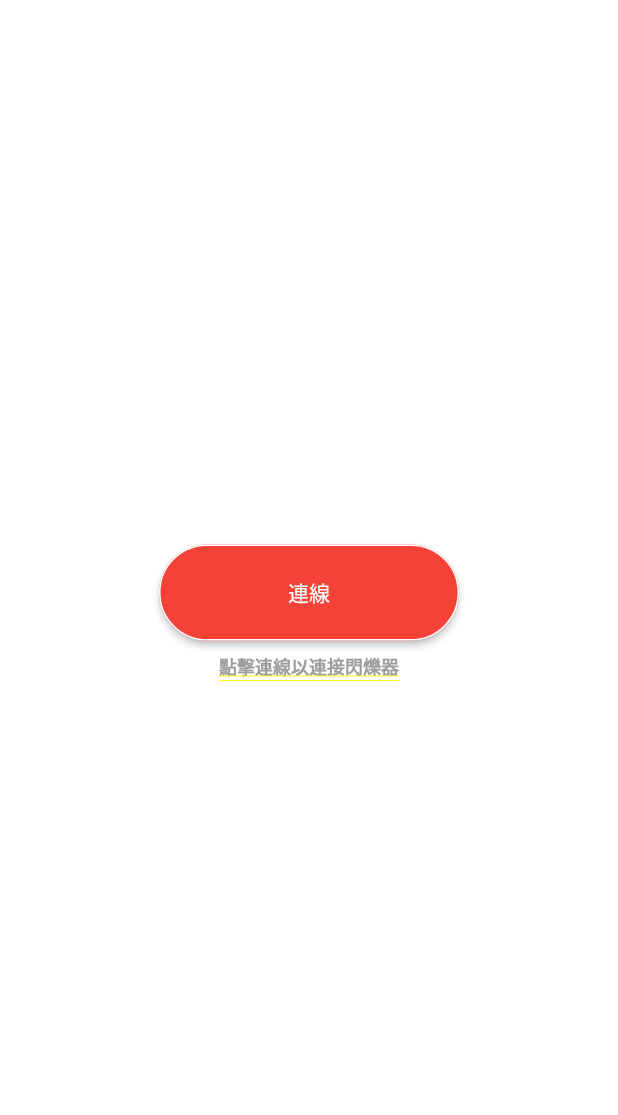
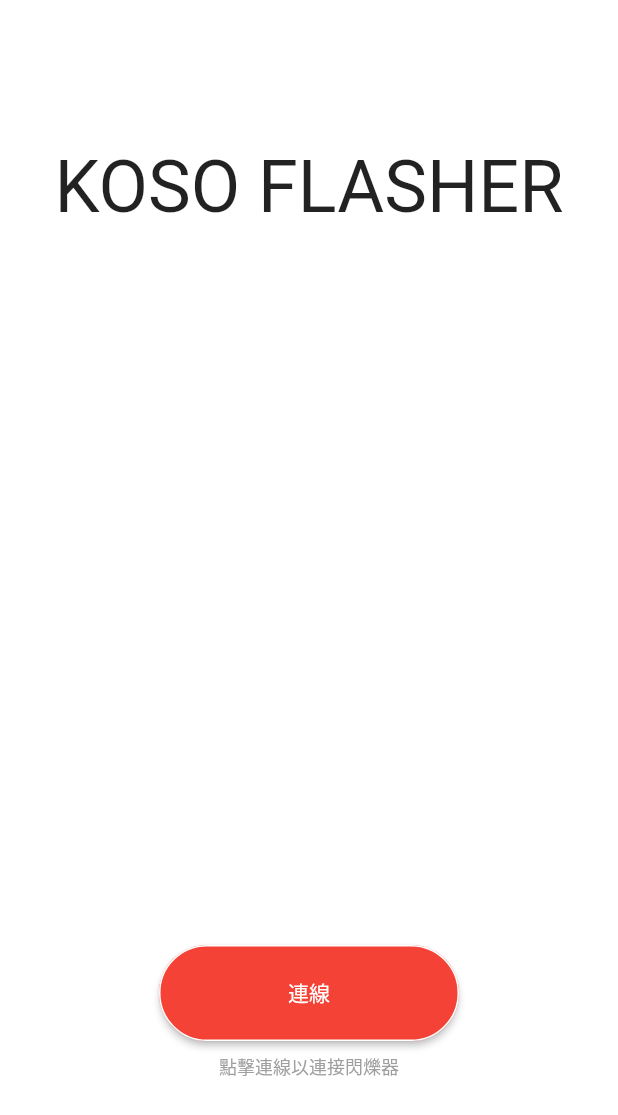
Before and after one commit to xunqun/flutter_arduino_wifi_udp, a Flutter app: the screen it shows after launch, on a phone screen of 412 x 824 dp. Shown: the top 1115 px of the screen. Run offline on Flutter 3.47's test engine with Material 2 defaults, Android fonts, the phone set to English and light mode, and no system bars; our stand-ins replace file_picker, flutter_blue_plus, fluttertoast, permission_handler, shared_preferences; missing offline and left inert: ftpconnect, wifi_iot.

Commit message:
Updated file page UIs
Signed-off-by: Shawn Lu <lu.shangchiun@gmail.com>

```diff
--- a/lib/screen/screen_ble_connect.dart
+++ b/lib/screen/screen_ble_connect.dart
@@ -51,7 +51,6 @@ class _BleConnectScreenState extends State<BleConnectScreen> {
           });
           break;
         default:
-
       }
     });
   }
@@ -59,11 +58,19 @@ class _BleConnectScreenState extends State<BleConnectScreen> {
   @override
   Widget build(BuildContext context) {
     var _bleName = SetupOptions.instance.getValue('BLE_Name');
-    return Container(
+    return SafeArea(
+      child: Scaffold(
+        body: Container(
+          width: double.infinity,
           color: Colors.white,
           child: Column(
             mainAxisAlignment: MainAxisAlignment.center,
             children: [
+              SizedBox(
+                height: 96,
+              ),
+              Text('KOSO FLASHER', style: TextStyle(fontSize: 48),),
+              Spacer(),
               SizedBox(
                 width: 200,
                 height: 64,
@@ -75,8 +82,20 @@ class _BleConnectScreenState extends State<BleConnectScreen> {
                   stateDesc,
                   style: const TextStyle(fontSize: 12, color: Colors.grey),
                 ),
-          )
+              ),
+              appState.connectState == ConnectState.bleconnected
+                  ? IconButton(
+                      onPressed: () {
+                        Navigator.of(context).push(MaterialPageRoute(builder: (c) => const HomeScreen()));
+                      },
+                      icon: Icon(Icons.home_filled))
+                  : Container(),
+              SizedBox(
+                height: 96,
+              ),
             ],
+          ),
+        ),
       ),
     );
   }
@@ -100,7 +119,9 @@ class _BleConnectScreenState extends State<BleConnectScreen> {
             BleManager.instance.disconnect();
           },
           child: const Text('中斷連線'),
-          style: ButtonStyle(backgroundColor: MaterialStateProperty.all(Colors.green), foregroundColor: MaterialStateProperty.all(Colors.white),
+          style: ButtonStyle(
+              backgroundColor: MaterialStateProperty.all(Colors.green),
+              foregroundColor: MaterialStateProperty.all(Colors.white),
               shape: MaterialStateProperty.all<RoundedRectangleBorder>(RoundedRectangleBorder(
                   borderRadius: BorderRadius.circular(36.0), side: const BorderSide(color: Colors.white)))),
         );
@@ -145,7 +166,7 @@ class _BleConnectScreenState extends State<BleConnectScreen> {
       await Future.delayed(const Duration(milliseconds: 150));
     }
 
-    if(appState.connectState == ConnectState.bleconnected) {
+    if (appState.connectState == ConnectState.bleconnected) {
       await Future.delayed(const Duration(seconds: 1));
       Navigator.of(context).push(MaterialPageRoute(builder: (c) => const HomeScreen()));
     }
```
Also changed, not shown: lib/screen/page_file.dart (+76 -55 lines). Lines whose indentation alone changed are shown as unchanged.
